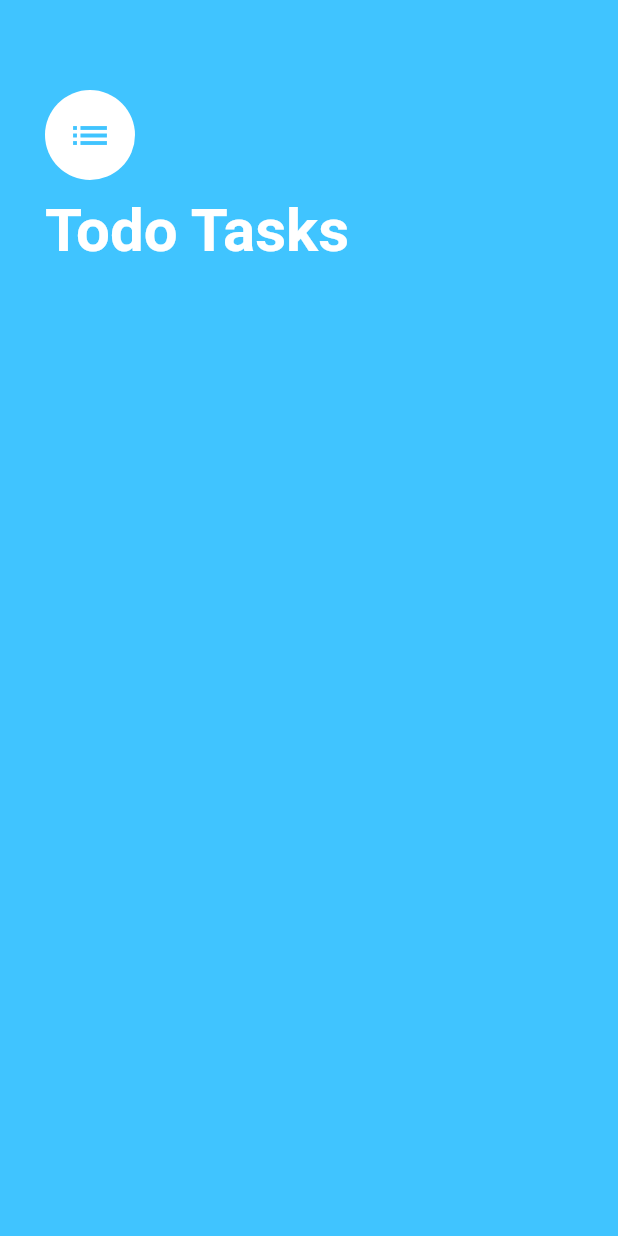
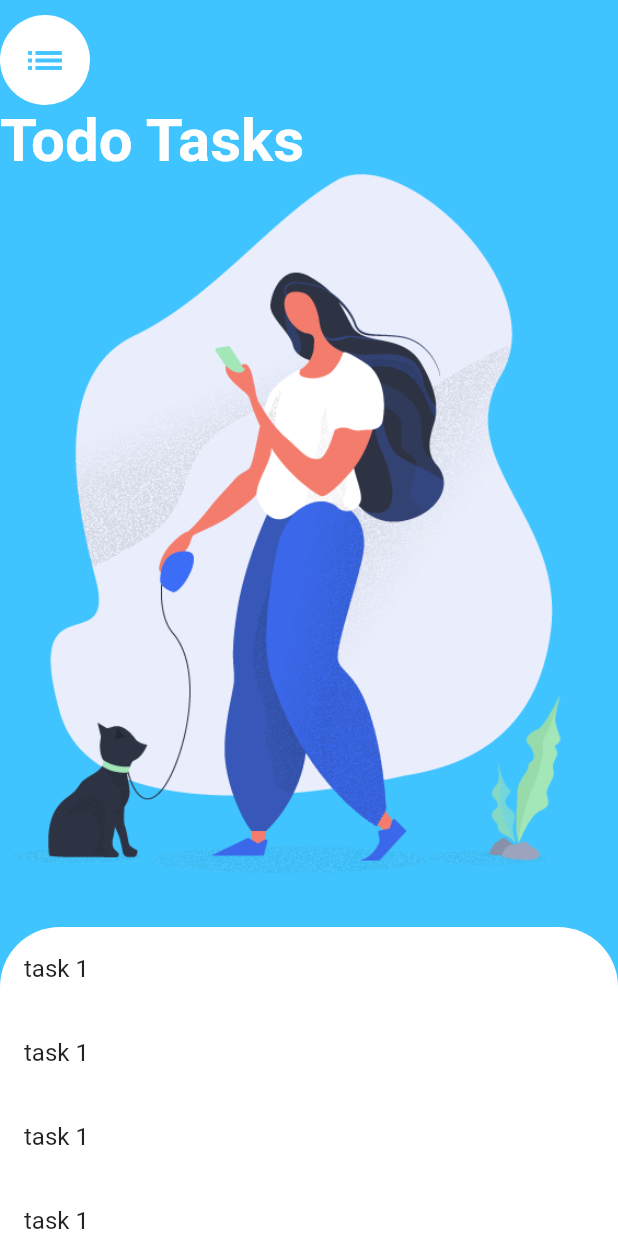
Before and after one commit to developer-akshay/Todo_Tasks, a Flutter app: the screen it shows after launch, on a phone screen of 412 x 824 dp. Run offline on Flutter 3.47's test engine with Material 2 defaults, Android fonts, the phone set to English and light mode, and no system bars.

```diff
--- a/lib/main.dart
+++ b/lib/main.dart
@@ -7,6 +7,7 @@ class MyApp extends StatelessWidget {
   @override
   Widget build(BuildContext context) {
     return MaterialApp(
+      debugShowCheckedModeBanner: false,
       home:TaskScreen(),
     );
   }
--- a/lib/screens/tasks_screen.dart
+++ b/lib/screens/tasks_screen.dart
@@ -6,11 +6,20 @@ class TaskScreen extends StatelessWidget {
     return Scaffold(
       backgroundColor: Colors.lightBlueAccent,
       body: Container(
-        padding: EdgeInsets.only(top:60.0,left:30.0,right:30.0,bottom:30.0),
-              child: Column(
-                crossAxisAlignment: CrossAxisAlignment.start,
+        // padding: EdgeInsets.only(top:40.0,left:30.0,right:30.0,bottom:30.0),
+              child: SafeArea(
+                              child: Stack(
+                  // crossAxisAlignment: CrossAxisAlignment.start,
                   children: <Widget>[
-                  CircleAvatar(
+                    Container(
+                      width: 400,
+                      height: 700,
+                      child: Image.asset('assets/b_g.png'),
+                    ),
+                    Positioned(
+                      top: 10.0 ,
+                      left:0.0,
+                            child: CircleAvatar(
                               child: Icon(
                                 Icons.list,
                                 size: 30.0,
@@ -19,10 +28,11 @@ class TaskScreen extends StatelessWidget {
                               backgroundColor: Colors.white,
                               radius: 30.0,
                               ),
-                    SizedBox(
-                      height: 10.0,
                     ),
-                  Text(
+                    Positioned(
+                      top: 70.0 ,
+                      left:0.0,
+                            child: Text(
                               'Todo Tasks',
                               style: TextStyle(
                                 color:Colors.white,
@@ -30,7 +40,36 @@ class TaskScreen extends StatelessWidget {
                                 fontWeight: FontWeight.w700,
                               ),
                             ),
+                    ),
+
+                  DraggableScrollableSheet(
+                    initialChildSize: 0.25,
+                    minChildSize: 0.1,
+                    maxChildSize: 0.5,
+                    builder: (BuildContext context , myscrollController){
+                      return Container(
+                        decoration: BoxDecoration(
+                          color:Colors.white,
+                          borderRadius: BorderRadius.only(
+                            topLeft:Radius.circular(40),
+                            topRight:Radius.circular(40),
+                          ),
+                        ),
+                        child: ListView.builder(
+                          controller: myscrollController,
+
+                          itemBuilder: (context,index){
+                            return ListTile(
+                              title: Text('task 1'),
+                            );
+                          },
+                        ),
+                      );
+
+                    },
+                  ),
                   ],
+        ),
               ),
       ),
     );
--- a/pubspec.yaml
+++ b/pubspec.yaml
@@ -41,8 +41,8 @@ flutter:
   uses-material-design: true
 
   # To add assets to your application, add an assets section, like this:
-  # assets:
-  #  - images/a_dot_burr.jpeg
+  assets:
+   - assets/b_g.png
   #  - images/a_dot_ham.jpeg
 
   # An image asset can refer to one or more resolution-specific "variants", see
```
Also changed, not shown: assets/b_g.png (added). Lines whose indentation alone changed are shown as unchanged.
